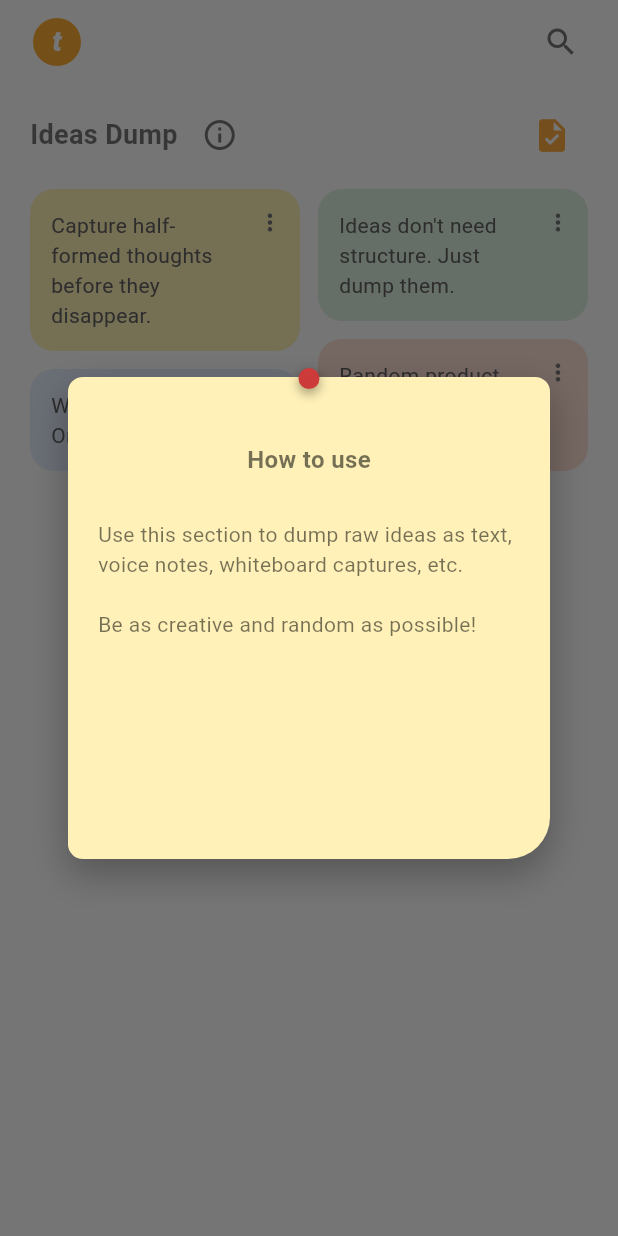
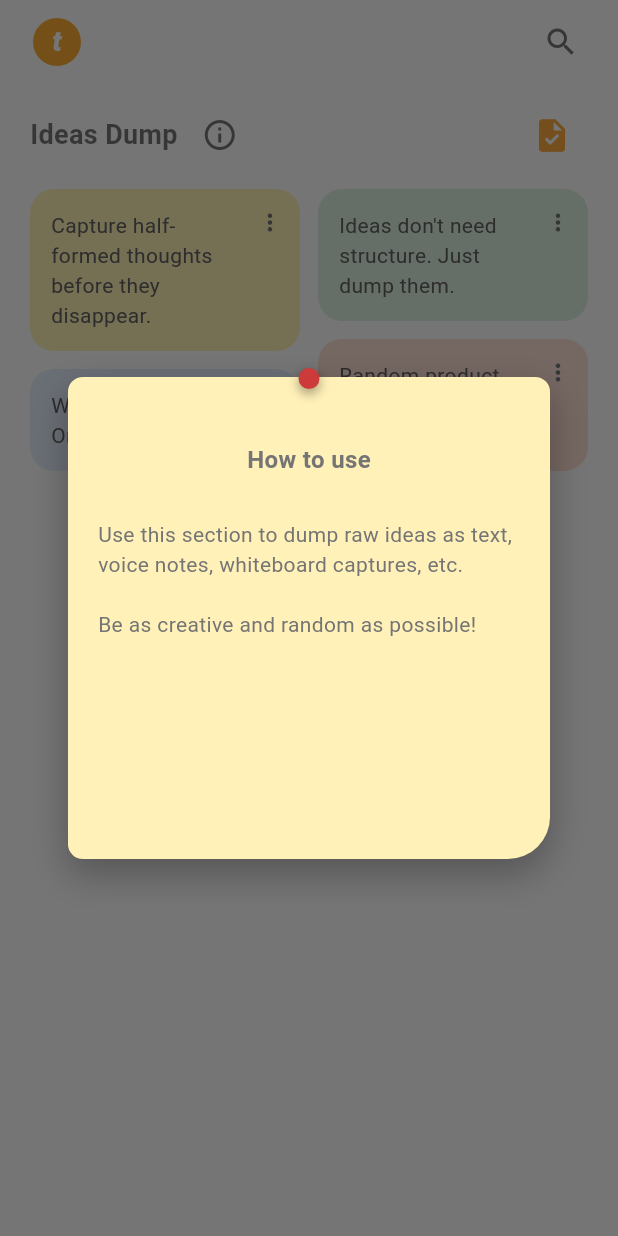
Before and after one commit to rashmishanbhogue/trackbackapp, a Flutter app: the IdeasDumpScreen screen opened directly, after a tap on the "info outline" icon, on a phone screen of 412 x 824 dp. Run offline on Flutter 3.47's test engine with Material 3 defaults, Android fonts, the phone set to English and light mode, and no system bars; our stand-ins replace faker, file_picker, fl_chart, flutter_dotenv, flutter_riverpod, flutter_svg and 3 more; accounts and stored records are empty; Roboto replaces fonts that are missing (SF Pro).

Commit message:
theme toggle changes

```diff
--- a/lib/screens/home_screen.dart
+++ b/lib/screens/home_screen.dart
@@ -412,9 +412,9 @@ class HomeScreenState extends ConsumerState<HomeScreen>
       ),
     );
   }
-}
 
   void showInputInfo(BuildContext context) {
+    final isDark = Theme.of(context).brightness == Brightness.dark;
     showDialog(
       context: context,
       barrierDismissible: true,
@@ -423,7 +423,6 @@ void showInputInfo(BuildContext context) {
           shape: RoundedRectangleBorder(
             borderRadius: BorderRadius.circular(24),
           ),
-        backgroundColor: AppTheme.idleLight,
           child: Padding(
             padding: const EdgeInsets.all(20),
             child: Column(
@@ -472,3 +471,4 @@ void showInputInfo(BuildContext context) {
       },
     );
   }
+}
--- a/lib/screens/ideas_dump_screen.dart
+++ b/lib/screens/ideas_dump_screen.dart
@@ -174,6 +174,7 @@ class IdeasDumpScreenState extends ConsumerState<IdeasDumpScreen> {
   // how to use dialog shaped like a sticky note with a tack
   void showIdeas(BuildContext context) {
     final double noteSize = MediaQuery.of(context).size.width * 0.78;
+    final isDark = Theme.of(context).brightness == Brightness.dark;
     showDialog(
       context: context,
       barrierDismissible: true,
@@ -219,15 +220,19 @@ class IdeasDumpScreenState extends ConsumerState<IdeasDumpScreen> {
                           child: Text(
                             'How to use',
                             style: TextStyle(
-                                fontWeight: FontWeight.bold, fontSize: 16),
+                                fontWeight: FontWeight.bold,
+                                fontSize: 16,
+                                color: AppTheme.textHintLight),
                           ),
                         ),
-                        SizedBox(height: 28),
+                        const SizedBox(height: 28),
                         Text(
                           'Use this section to dump raw ideas as text, voice notes, whiteboard captures, etc.',
+                          style: TextStyle(color: AppTheme.textHintLight),
                         ),
-                        SizedBox(height: 20),
-                        Text('Be as creative and random as possible!'),
+                        const SizedBox(height: 20),
+                        Text('Be as creative and random as possible!',
+                            style: TextStyle(color: AppTheme.textHintLight)),
                       ],
                     ),
                   ),
```
Lines whose indentation alone changed are shown as unchanged.
